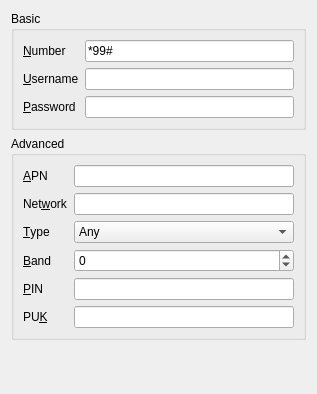
Qt form libs/ui/gsm.ui (netrunner-debian-kde-extras/networkmanagement) before a commit.
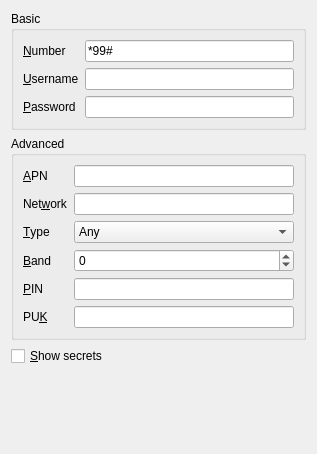
The same form after that commit. Custom widgets are drawn as their Qt base class.

```diff
--- a/libs/ui/gsm.ui
+++ b/libs/ui/gsm.ui
@@ -6,7 +6,7 @@
     <x>0</x>
     <y>0</y>
     <width>317</width>
-    <height>394</height>
+    <height>454</height>
    </rect>
   </property>
   <property name="windowTitle" >
@@ -185,6 +185,13 @@
      </layout>
     </widget>
    </item>
+   <item>
+    <widget class="QCheckBox" name="chkShowPass" >
+     <property name="text" >
+      <string>&amp;Show secrets</string>
+     </property>
+    </widget>
+   </item>
    <item>
     <spacer name="verticalSpacer" >
      <property name="orientation" >
```
Left out of the diff: 28 changed lines with no effect on the pictures.
